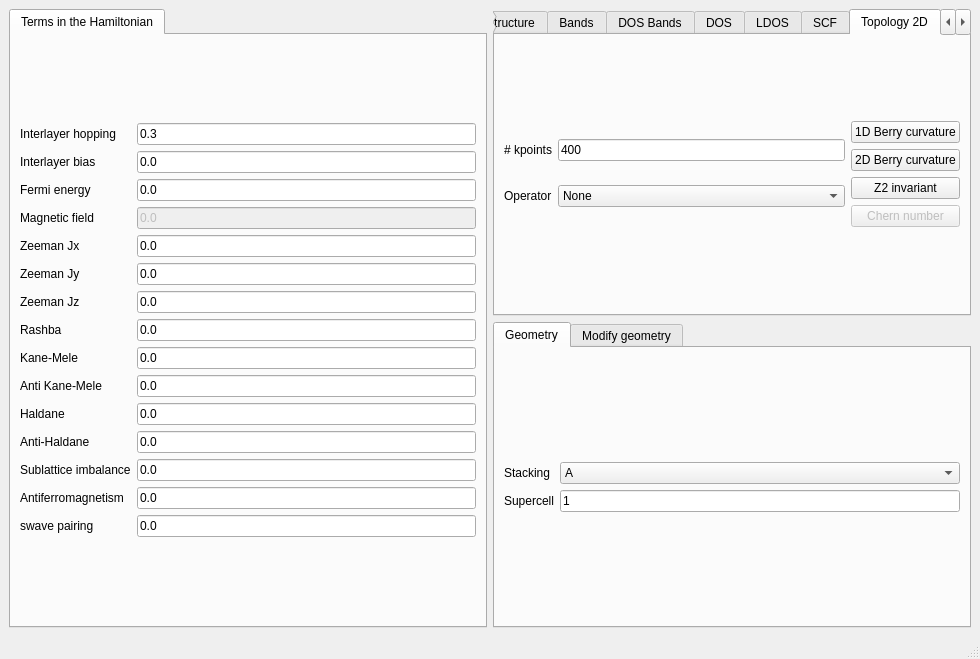
Old version of the form development/interface-pyqt/multilayergraphene/interface.ui in the repository joselado/quantum-honeycomp.
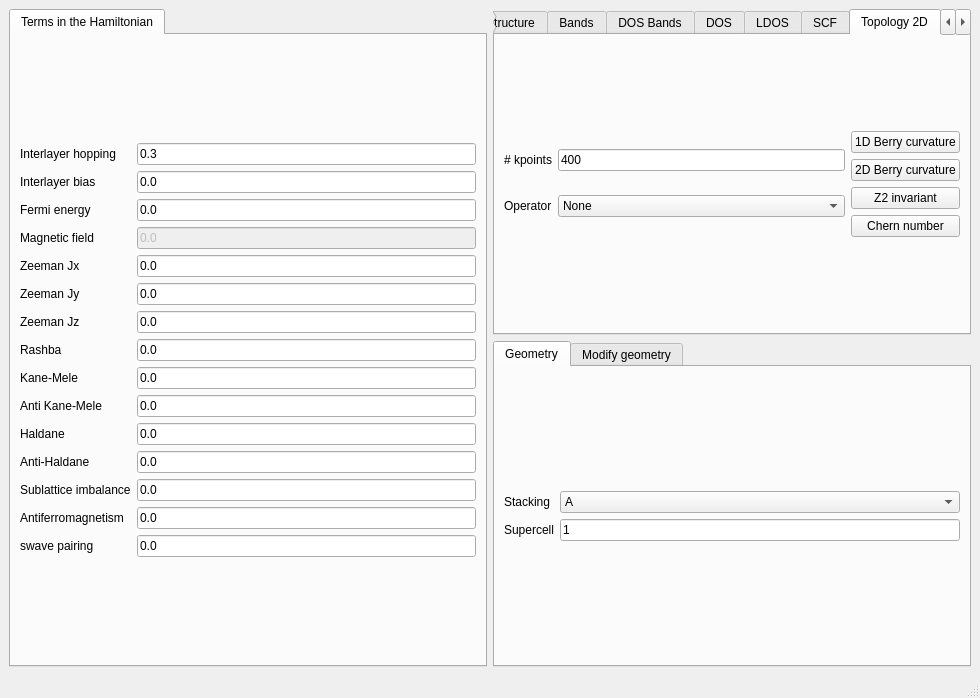
New version of the form. The open tabs and pages were chosen to show the change.

Diff of the .ui file:
```diff
--- a/development/interface-pyqt/multilayergraphene/interface.ui
+++ b/development/interface-pyqt/multilayergraphene/interface.ui
@@ -7,7 +7,7 @@
     <x>0</x>
     <y>0</y>
     <width>980</width>
-    <height>659</height>
+    <height>698</height>
    </rect>
   </property>
   <property name="windowTitle">
@@ -817,7 +817,7 @@
           <item row="3" column="0">
            <widget class="QPushButton" name="show_chern">
             <property name="enabled">
-             <bool>false</bool>
+             <bool>true</bool>
             </property>
             <property name="text">
              <string>Chern number</string>
```
Left out of the diff: 2 changed lines with no effect on the pictures.
